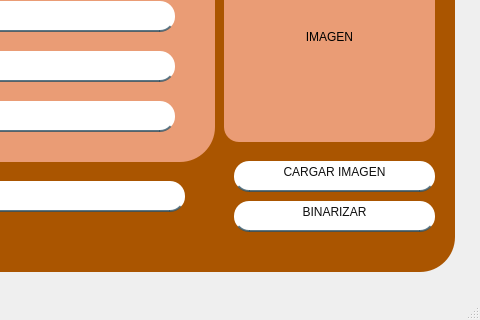
Old version of the form agregar.ui in the repository mariacamilato/TRABAJO-FINAL; both pictures show x 356 to 836 and y 189 to 509 of the 836 by 509 pixel window.
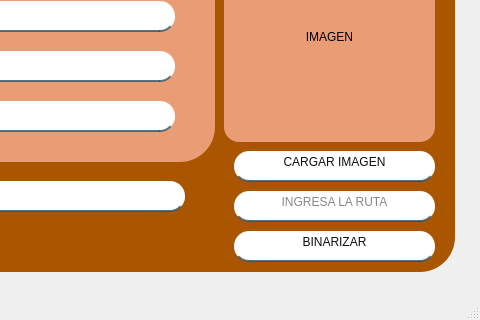
New version of the form. Icons and pictures are not drawn.

Diff of the .ui file:
```diff
--- a/agregar.ui
+++ b/agregar.ui
@@ -459,7 +459,7 @@
      <property name="geometry">
       <rect>
        <x>580</x>
-       <y>340</y>
+       <y>330</y>
        <width>201</width>
        <height>31</height>
       </rect>
@@ -490,11 +490,39 @@
       <string>CARGAR IMAGEN</string>
      </property>
     </widget>
+    <widget class="QLineEdit" name="campo_ruta">
+     <property name="geometry">
+      <rect>
+       <x>580</x>
+       <y>370</y>
+       <width>201</width>
+       <height>31</height>
+      </rect>
+     </property>
+     <property name="styleSheet">
+      <string notr="true">font: 75 12pt &quot;Times New Roman&quot;;
+background-color: rgb(255, 255, 255);
+border:none;
+border-bottom:2px solid rgba(46,82,101,200);
+color:rgba(0,0,0,240);
+padding-bottom:7px; 
+border-radius: 15px;</string>
+     </property>
+     <property name="text">
+      <string/>
+     </property>
+     <property name="alignment">
+      <set>Qt::AlignCenter</set>
+     </property>
+     <property name="placeholderText">
+      <string>INGRESA LA RUTA</string>
+     </property>
+    </widget>
     <widget class="QPushButton" name="BINARIZAR">
      <property name="geometry">
       <rect>
        <x>580</x>
-       <y>380</y>
+       <y>410</y>
        <width>201</width>
        <height>31</height>
       </rect>
```
Left out of the diff: 2 changed lines with no effect on the pictures.
